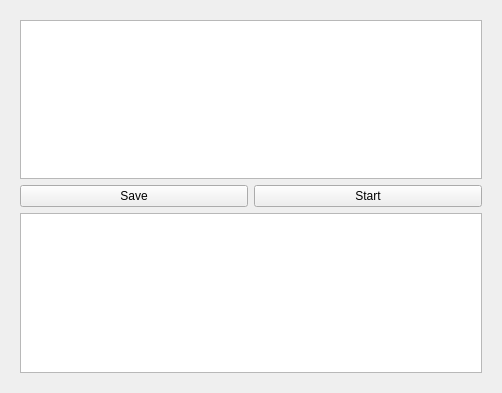
First picture: the form in graphsubwindow.ui, repository CyanPlatypus/small_graph_reader, before the edit.
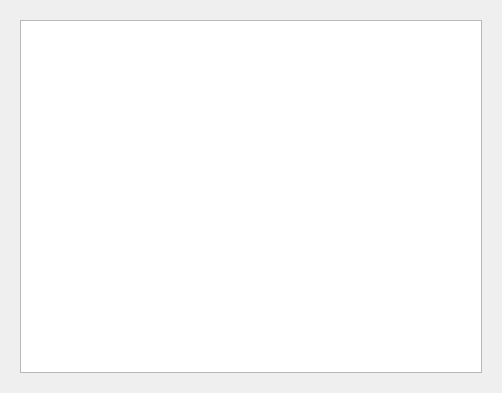
Second picture: the form after the edit.

Diff of the .ui file:
```diff
--- a/graphsubwindow.ui
+++ b/graphsubwindow.ui
@@ -40,27 +40,6 @@
         <item>
          <widget class="QPlainTextEdit" name="inputTextEdit"/>
         </item>
-        <item>
-         <layout class="QHBoxLayout" name="horizontalLayout">
-          <item>
-           <widget class="QPushButton" name="saveButton">
-            <property name="text">
-             <string>Save</string>
-            </property>
-           </widget>
-          </item>
-          <item>
-           <widget class="QPushButton" name="processButton">
-            <property name="text">
-             <string>Start</string>
-            </property>
-           </widget>
-          </item>
-         </layout>
-        </item>
-        <item>
-         <widget class="QPlainTextEdit" name="outputTextEdit"/>
-        </item>
        </layout>
       </item>
      </layout>
```
Left out of the diff: 35 changed lines with no effect on the pictures.
